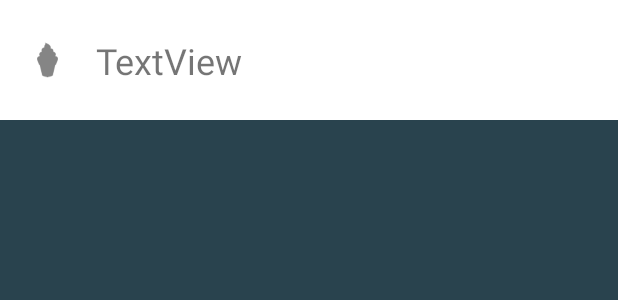
After one commit to szaske/loc8r, an Android app: the layout collections_recycler_item.xml on its own in the app's theme, with its tools: preview values and no code run, on a phone screen of 412 x 824 dp. The commit adds this screen. Shown: the top 300 px of the screen. Run offline under Robolectric (Android 15) with nearby library versions, the phone set to English and light mode, and no system bars.

Commit message:
Added list of collections

```diff
--- a/app/build.gradle
+++ b/app/build.gradle
@@ -84,4 +84,5 @@ dependencies {
 
 apply plugin: 'com.android.application'
 
+
 apply plugin: 'com.google.gms.google-services'
--- a/app/src/main/java/com/loc8r/seattle/models/POI.java
+++ b/app/src/main/java/com/loc8r/seattle/models/POI.java
@@ -105,7 +105,6 @@ public class POI {
                 ",\n description='" + description + '\'' +
                 ",\n stampId='" + stampId + '\'' +
                 ",\n stampText='" + stampText + '\'' +
-                ",\n distance=" + String.valueOf(getDistance()) +
                 ",\n isStamped=" + isStamped +
                 '}';
     }
--- /dev/null
+++ b/app/src/main/res/layout/collections_recycler_item.xml
@@ -0,0 +1,31 @@
+<?xml version="1.0" encoding="utf-8"?>
+<android.support.constraint.ConstraintLayout xmlns:android="http://schemas.android.com/apk/res/android"
+    xmlns:app="http://schemas.android.com/apk/res-auto"
+    xmlns:tools="http://schemas.android.com/tools"
+    android:layout_width="match_parent"
+    android:layout_height="80dp"
+    android:background="@color/white">
+
+    <ImageView
+        android:id="@+id/imageView"
+        android:layout_width="wrap_content"
+        android:layout_height="wrap_content"
+        android:layout_marginBottom="8dp"
+        android:layout_marginStart="16dp"
+        android:layout_marginTop="8dp"
+        app:layout_constraintBottom_toBottomOf="parent"
+        app:layout_constraintStart_toStartOf="parent"
+        app:layout_constraintTop_toTopOf="parent"
+        app:srcCompat="@drawable/ice_cream_icon" />
+
+    <TextView
+        android:id="@+id/nameTV"
+        android:layout_width="wrap_content"
+        android:layout_height="wrap_content"
+        android:layout_marginStart="16dp"
+        android:text="TextView"
+        android:textSize="24sp"
+        app:layout_constraintBottom_toBottomOf="@+id/imageView"
+        app:layout_constraintStart_toEndOf="@+id/imageView"
+        app:layout_constraintTop_toTopOf="@+id/imageView" />
+</android.support.constraint.ConstraintLayout>
--- a/app/src/main/res/values/dimens.xml
+++ b/app/src/main/res/values/dimens.xml
@@ -14,4 +14,5 @@
     <dimen name="facebook_button_text_size">17sp</dimen>
     <dimen name="map_drawer_horizontal_margin">10dp</dimen>
     <dimen name="map_drawer_vertical_margin">10dp</dimen>
+    <dimen name="fab_margin">16dp</dimen>
 </resources>
--- a/app/src/main/res/values/strings.xml
+++ b/app/src/main/res/values/strings.xml
@@ -54,5 +54,8 @@
     <string name="poi_list_title">Seattle Passport</string>
     <string name="title_activity_maps">Explorer STZ</string>
 
+    <!--Passport Activity Strings-->
+    <string name="title_activity_passport">My Passport</string>
+
 
 </resources>
--- a/app/src/main/res/values/styles.xml
+++ b/app/src/main/res/values/styles.xml
@@ -88,4 +88,8 @@
         <item name="colorAccent">@color/colorAccent_green</item>
     </style>
 
+    <style name="Theme.SeattlePassport.AppBarOverlay" parent="ThemeOverlay.AppCompat.Dark.ActionBar" />
+
+    <style name="Theme.SeattlePassport.PopupOverlay" parent="ThemeOverlay.AppCompat.Light" />
+
 </resources>
```
Also changed, not shown: app/src/main/AndroidManifest.xml (+11 -1 lines), app/src/main/java/com/loc8r/seattle/activities/BaseActivity.java (+6 -1 lines), app/src/main/java/com/loc8r/seattle/activities/GMS_Activity.java (+13 -0 lines), app/src/main/java/com/loc8r/seattle/activities/MainListActivity.java (+9 -1 lines), app/src/main/java/com/loc8r/seattle/activities/MapsActivity.java (+9 -17 lines), app/src/main/java/com/loc8r/seattle/activities/PassportActivity.java (added, +53 -0 lines), app/src/main/java/com/loc8r/seattle/adapters/Collections_Adapter.java (added, +94 -0 lines), app/src/main/java/com/loc8r/seattle/adapters/Main_List_Adapter.java (deleted, +0 -114 lines), app/src/main/java/com/loc8r/seattle/interfaces/OnCollectionClickListener.java (added, +11 -0 lines), app/src/main/java/com/loc8r/seattle/interfaces/OnMenuClickListener.java (deleted, +0 -11 lines), app/src/main/java/com/loc8r/seattle/utils/FirebaseManager.java (+9 -3 lines), app/src/main/res/layout/activity_passport.xml (added, +25 -0 lines), app/src/main/res/layout/content_passport.xml (added, +20 -0 lines).
